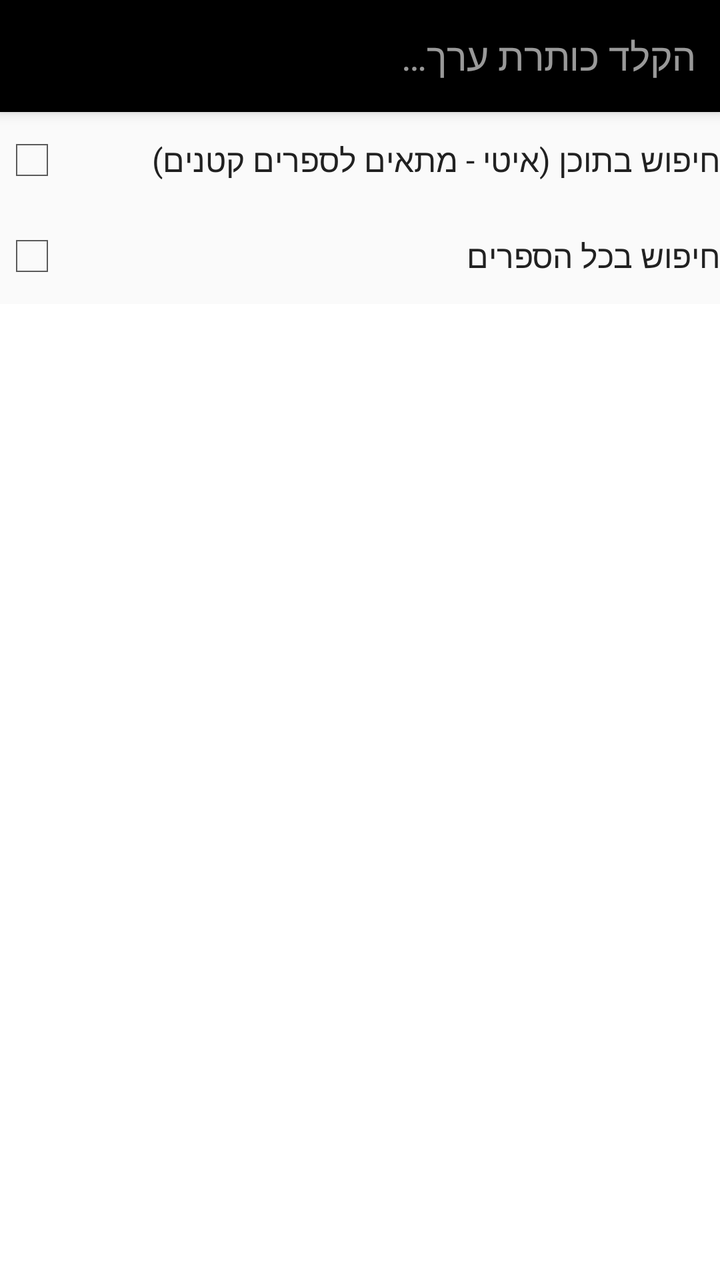
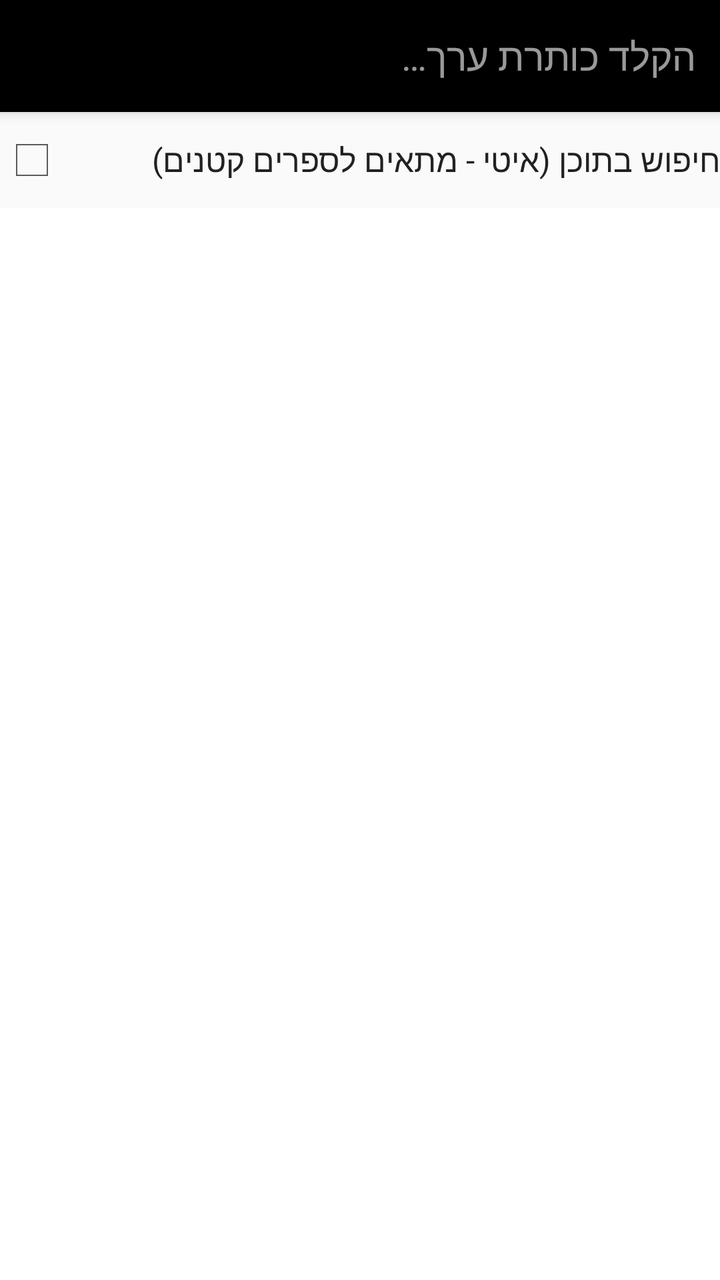

Two renders of the same Android screen: before a commit and after it. Below are the layout's source before the change and the commit's diff.
<!-- AndroidManifest.xml: application theme AppTheme -->
<!-- res/layout/activity_search.xml -->
<?xml version="1.0" encoding="utf-8"?>
<LinearLayout xmlns:android="http://schemas.android.com/apk/res/android"
    android:layout_width="match_parent"
    android:layout_height="match_parent"
    android:background="?attr/zrBg"
    android:orientation="vertical">

    <LinearLayout
        android:layout_width="match_parent"
        android:layout_height="56dp"
        android:background="?attr/zrHeader"
        android:elevation="4dp"
        android:gravity="center_vertical"
        android:orientation="horizontal"
        android:paddingLeft="12dp"
        android:paddingRight="12dp">

        <EditText
            android:id="@+id/query"
            android:layout_width="match_parent"
            android:layout_height="wrap_content"
            android:background="@android:color/transparent"
            android:hint="@string/search_hint"
            android:imeOptions="actionSearch"
            android:inputType="text"
            android:nextFocusDown="@+id/chkContent"
            android:nextFocusUp="@id/query"
            android:singleLine="true"
            android:textColor="#FFFFFFFF"
            android:textColorHint="#99FFFFFF"
            android:textSize="19sp" />
    </LinearLayout>

    <CheckBox
        android:id="@+id/chkContent"
        android:layout_width="match_parent"
        android:layout_height="wrap_content"
        android:minHeight="48dp"
        android:nextFocusDown="@+id/chkAll"
        android:nextFocusUp="@id/query"
        android:text="@string/search_in_content"
        android:textColor="?attr/zrText" />

    <CheckBox
        android:id="@+id/chkAll"
        android:layout_width="match_parent"
        android:layout_height="wrap_content"
        android:minHeight="48dp"
        android:nextFocusDown="@+id/list"
        android:nextFocusUp="@id/chkContent"
        android:text="חיפוש בכל הספרים"
        android:textColor="?attr/zrText" />

    <TextView
        android:id="@+id/status"
        android:layout_width="match_parent"
        android:layout_height="wrap_content"
        android:padding="10dp"
        android:textColor="?attr/zrTextSecondary"
        android:visibility="gone" />

    <ListView
        android:id="@+id/list"
        android:layout_width="match_parent"
        android:layout_height="0dp"
        android:layout_weight="1"
        android:background="?attr/zrRow"
        android:divider="#22000000"
        android:dividerHeight="1dp"
        android:drawSelectorOnTop="true"
        android:listSelector="@drawable/list_selector"
        android:nextFocusUp="@id/chkAll" />
</LinearLayout>
<!-- resources referenced by this layout -->
<resources>
  <!-- drawable list_selector (drawable) -->
  <?xml version="1.0" encoding="utf-8"?>
  <selector xmlns:android="http://schemas.android.com/apk/res/android">
      <item android:state_focused="true" android:drawable="@drawable/sel_focus" />
      <item android:state_pressed="true" android:drawable="@drawable/sel_press" />
      <item android:drawable="@android:color/transparent" />
  </selector>
  <string name="search_hint">הקלד כותרת ערך…</string>
  <string name="search_in_content">חיפוש בתוכן (איטי - מתאים לספרים קטנים)</string>
  <style name="AppTheme" parent="android:Theme.Holo.Light.NoActionBar">
          <item name="zrBg">@color/bg_light</item>
          <item name="zrHeader">@color/header_black</item>
          <item name="zrAccent">@color/accent_blue</item>
          <item name="zrText">@color/text_dark</item>
          <item name="zrTextSecondary">@color/text_dark_secondary</item>
          <item name="zrRow">@color/row_light</item>
          <item name="android:windowBackground">@color/bg_light</item>
      </style>
  <!-- drawable sel_focus (drawable) -->
  <?xml version="1.0" encoding="utf-8"?>
  <shape xmlns:android="http://schemas.android.com/apk/res/android">
      <solid android:color="#33304E9A" />
      <stroke android:width="2dp" android:color="#FF304E9A" />
  </shape>
  <!-- drawable sel_press (drawable) -->
  <?xml version="1.0" encoding="utf-8"?>
  <shape xmlns:android="http://schemas.android.com/apk/res/android">
      <solid android:color="#22304E9A" />
  </shape>
  <color name="bg_light">#FFFAFAFA</color>
  <color name="header_black">#FF000000</color>
  <color name="accent_blue">#FF304E9A</color>
  <color name="text_dark">#FF212121</color>
  <color name="text_dark_secondary">#FF5A5A5A</color>
  <color name="row_light">#FFFFFFFF</color>
</resources>

<!-- the commit's change to res/layout/activity_search.xml (unified diff, before → after) -->
@@ -17,7 +17,8 @@
 
         <EditText
             android:id="@+id/query"
-            android:layout_width="match_parent"
+            android:layout_width="0dp"
+            android:layout_weight="1"
             android:layout_height="wrap_content"
             android:background="@android:color/transparent"
             android:hint="@string/search_hint"
@@ -29,6 +30,13 @@
             android:textColor="#FFFFFFFF"
             android:textColorHint="#99FFFFFF"
             android:textSize="19sp" />
+
+        <ImageButton
+            android:id="@+id/btnOptions"
+            style="@style/BarButton"
+            android:contentDescription="אפשרויות"
+            android:src="@drawable/ic_more"
+            android:visibility="gone" />
     </LinearLayout>
 
     <CheckBox
@@ -36,19 +44,9 @@
         android:layout_width="match_parent"
         android:layout_height="wrap_content"
         android:minHeight="48dp"
-        android:nextFocusDown="@+id/chkAll"
+        android:nextFocusDown="@+id/list"
         android:nextFocusUp="@id/query"
         android:text="@string/search_in_content"
-        android:textColor="?attr/zrText" />
-
-    <CheckBox
-        android:id="@+id/chkAll"
-        android:layout_width="match_parent"
-        android:layout_height="wrap_content"
-        android:minHeight="48dp"
-        android:nextFocusDown="@+id/list"
-        android:nextFocusUp="@id/chkContent"
-        android:text="חיפוש בכל הספרים"
         android:textColor="?attr/zrText" />
 
     <TextView
@@ -69,5 +67,5 @@
         android:dividerHeight="1dp"
         android:drawSelectorOnTop="true"
         android:listSelector="@drawable/list_selector"
-        android:nextFocusUp="@id/chkAll" />
+        android:nextFocusUp="@id/chkContent" />
 </LinearLayout>
<!-- resource entries referenced after the edit -->
@@ -1,5 +1,14 @@
 <!-- resources referenced by this layout -->
 <resources>
+  <!-- drawable ic_more (drawable) -->
+  <?xml version="1.0" encoding="utf-8"?>
+  <vector xmlns:android="http://schemas.android.com/apk/res/android"
+      android:width="24dp"
+      android:height="24dp"
+      android:viewportWidth="24"
+      android:viewportHeight="24">
+      <path android:fillColor="#FFFFFFFF" android:pathData="M12,8c1.1,0 2,-0.9 2,-2s-0.9,-2 -2,-2 -2,0.9 -2,2 0.9,2 2,2zM12,10c-1.1,0 -2,0.9 -2,2s0.9,2 2,2 2,-0.9 2,-2 -0.9,-2 -2,-2zM12,16c-1.1,0 -2,0.9 -2,2s0.9,2 2,2 2,-0.9 2,-2 -0.9,-2 -2,-2z" />
+  </vector>
   <!-- drawable list_selector (drawable) -->
   <?xml version="1.0" encoding="utf-8"?>
   <selector xmlns:android="http://schemas.android.com/apk/res/android">
@@ -9,6 +18,12 @@
   </selector>
   <string name="search_hint">הקלד כותרת ערך…</string>
   <string name="search_in_content">חיפוש בתוכן (איטי - מתאים לספרים קטנים)</string>
+  <style name="BarButton">
+          <item name="android:layout_width">48dp</item>
+          <item name="android:layout_height">48dp</item>
+          <item name="android:background">@drawable/bar_button_bg</item>
+          <item name="android:scaleType">center</item>
+      </style>
   <style name="AppTheme" parent="android:Theme.Holo.Light.NoActionBar">
           <item name="zrBg">@color/bg_light</item>
           <item name="zrHeader">@color/header_black</item>
@@ -29,11 +44,24 @@
   <shape xmlns:android="http://schemas.android.com/apk/res/android">
       <solid android:color="#22304E9A" />
   </shape>
+  <!-- drawable bar_button_bg (drawable) -->
+  <?xml version="1.0" encoding="utf-8"?>
+  <selector xmlns:android="http://schemas.android.com/apk/res/android">
+      <item android:state_focused="true" android:drawable="@drawable/bar_focus" />
+      <item android:state_pressed="true" android:drawable="@drawable/bar_focus" />
+      <item android:drawable="@android:color/transparent" />
+  </selector>
   <color name="bg_light">#FFFAFAFA</color>
   <color name="header_black">#FF000000</color>
   <color name="accent_blue">#FF304E9A</color>
   <color name="text_dark">#FF212121</color>
   <color name="text_dark_secondary">#FF5A5A5A</color>
   <color name="row_light">#FFFFFFFF</color>
+  <!-- drawable bar_focus (drawable) -->
+  <?xml version="1.0" encoding="utf-8"?>
+  <shape xmlns:android="http://schemas.android.com/apk/res/android">
+      <solid android:color="#66304E9A" />
+      <stroke android:width="2dp" android:color="#FF8AA4E6" />
+  </shape>
 </resources>
 
